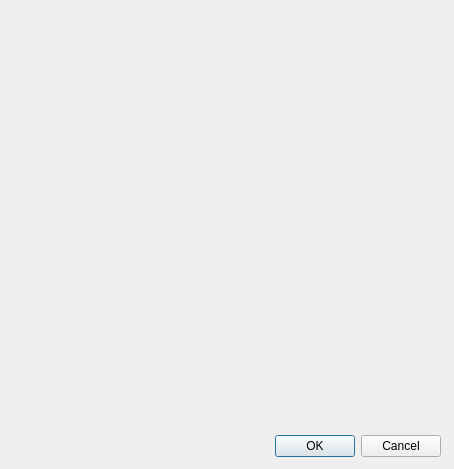
This is Lumberjack_dialog_base.ui in carobrus/lumberjack_qgis_plugin as Qt 5 draws it before an edit. The edited form follows.
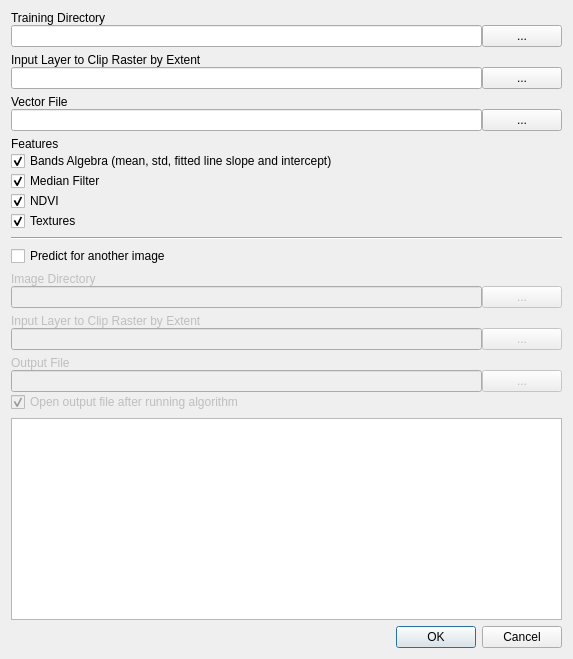
This is the edited form.

Diff of the .ui file:
```diff
--- a/Lumberjack_dialog_base.ui
+++ b/Lumberjack_dialog_base.ui
@@ -6,29 +6,345 @@
    <rect>
     <x>0</x>
     <y>0</y>
-    <width>454</width>
-    <height>469</height>
+    <width>573</width>
+    <height>659</height>
    </rect>
   </property>
+  <property name="minimumSize">
+   <size>
+    <width>454</width>
+    <height>500</height>
+   </size>
+  </property>
+  <property name="maximumSize">
+   <size>
+    <width>16777215</width>
+    <height>1000</height>
+   </size>
+  </property>
   <property name="windowTitle">
    <string>Lumberjack</string>
   </property>
-  <widget class="QDialogButtonBox" name="button_box">
-   <property name="geometry">
-    <rect>
-     <x>10</x>
-     <y>430</y>
-     <width>431</width>
-     <height>32</height>
-    </rect>
-   </property>
-   <property name="orientation">
-    <enum>Qt::Horizontal</enum>
-   </property>
-   <property name="standardButtons">
-    <set>QDialogButtonBox::Cancel|QDialogButtonBox::Ok</set>
-   </property>
-  </widget>
+  <layout class="QGridLayout" name="gridLayout">
+   <item row="4" column="0">
+    <widget class="Line" name="line">
+     <property name="orientation">
+      <enum>Qt::Horizontal</enum>
+     </property>
+    </widget>
+   </item>
+   <item row="3" column="0">
+    <layout class="QVBoxLayout" name="verticalLayout_8" stretch="0,0,0,0,0">
+     <property name="spacing">
+      <number>0</number>
+     </property>
+     <item>
+      <widget class="QLabel" name="label_features">
+       <property name="text">
+        <string>Features</string>
+       </property>
+      </widget>
+     </item>
+     <item>
+      <widget class="QCheckBox" name="checkBox_bandsAlgebra">
+       <property name="text">
+        <string>Bands Algebra (mean, std, fitted line slope and intercept)</string>
+       </property>
+       <property name="checked">
+        <bool>true</bool>
+       </property>
+      </widget>
+     </item>
+     <item>
+      <widget class="QCheckBox" name="checkBox_medianFilter">
+       <property name="text">
+        <string>Median Filter</string>
+       </property>
+       <property name="checked">
+        <bool>true</bool>
+       </property>
+      </widget>
+     </item>
+     <item>
+      <widget class="QCheckBox" name="checkBox_ndvi">
+       <property name="text">
+        <string>NDVI</string>
+       </property>
+       <property name="checked">
+        <bool>true</bool>
+       </property>
+      </widget>
+     </item>
+     <item>
+      <widget class="QCheckBox" name="checkBox_textures">
+       <property name="text">
+        <string>Textures</string>
+       </property>
+       <property name="checked">
+        <bool>true</bool>
+       </property>
+      </widget>
+     </item>
+    </layout>
+   </item>
+   <item row="22" column="0">
+    <layout class="QVBoxLayout" name="verticalLayout_6">
+     <item>
+      <widget class="QDialogButtonBox" name="button_box">
+       <property name="orientation">
+        <enum>Qt::Horizontal</enum>
+       </property>
+       <property name="standardButtons">
+        <set>QDialogButtonBox::Cancel|QDialogButtonBox::Ok</set>
+       </property>
+      </widget>
+     </item>
+    </layout>
+   </item>
+   <item row="2" column="0">
+    <layout class="QVBoxLayout" name="verticalLayout_4">
+     <property name="spacing">
+      <number>0</number>
+     </property>
+     <item>
+      <widget class="QLabel" name="label_vectorFile">
+       <property name="text">
+        <string>Vector File</string>
+       </property>
+      </widget>
+     </item>
+     <item>
+      <layout class="QHBoxLayout" name="horizontalLayout_4">
+       <item>
+        <widget class="QLineEdit" name="lineEdit_vectorFile">
+         <property name="text">
+          <string/>
+         </property>
+        </widget>
+       </item>
+       <item>
+        <widget class="QPushButton" name="pushButton_vectorFile">
+         <property name="text">
+          <string>...</string>
+         </property>
+        </widget>
+       </item>
+      </layout>
+     </item>
+    </layout>
+   </item>
+   <item row="15" column="0">
+    <layout class="QVBoxLayout" name="verticalLayout_5">
+     <property name="spacing">
+      <number>0</number>
+     </property>
+     <item>
+      <widget class="QLabel" name="label_outputFile">
+       <property name="enabled">
+        <bool>false</bool>
+       </property>
+       <property name="text">
+        <string>Output File</string>
+       </property>
+      </widget>
+     </item>
+     <item>
+      <layout class="QHBoxLayout" name="horizontalLayout_5">
+       <item>
+        <widget class="QLineEdit" name="lineEdit_outputFile">
+         <property name="enabled">
+          <bool>false</bool>
+         </property>
+         <property name="text">
+          <string/>
+         </property>
+        </widget>
+       </item>
+       <item>
+        <widget class="QPushButton" name="pushButton_outputFile">
+         <property name="enabled">
+          <bool>false</bool>
+         </property>
+         <property name="text">
+          <string>...</string>
+         </property>
+        </widget>
+       </item>
+      </layout>
+     </item>
+     <item>
+      <widget class="QCheckBox" name="checkBox_addFile">
+       <property name="enabled">
+        <bool>false</bool>
+       </property>
+       <property name="text">
+        <string>Open output file after running algorithm</string>
+       </property>
+       <property name="checked">
+        <bool>true</bool>
+       </property>
+      </widget>
+     </item>
+    </layout>
+   </item>
+   <item row="5" column="0">
+    <widget class="QCheckBox" name="checkBox_prediction">
+     <property name="text">
+      <string>Predict for another image</string>
+     </property>
+    </widget>
+   </item>
+   <item row="1" column="0">
+    <layout class="QVBoxLayout" name="verticalLayout_3">
+     <property name="spacing">
+      <number>0</number>
+     </property>
+     <item>
+      <widget class="QLabel" name="label_inputLayer">
+       <property name="text">
+        <string>Input Layer to Clip Raster by Extent</string>
+       </property>
+      </widget>
+     </item>
+     <item>
+      <layout class="QHBoxLayout" name="horizontalLayout_3">
+       <item>
+        <widget class="QLineEdit" name="lineEdit_inputLayer">
+         <property name="text">
+          <string/>
+         </property>
+        </widget>
+       </item>
+       <item>
+        <widget class="QPushButton" name="pushButton_inputLayer">
+         <property name="text">
+          <string>...</string>
+         </property>
+        </widget>
+       </item>
+      </layout>
+     </item>
+    </layout>
+   </item>
+   <item row="0" column="0">
+    <layout class="QVBoxLayout" name="verticalLayout_2">
+     <property name="spacing">
+      <number>0</number>
+     </property>
+     <item>
+      <widget class="QLabel" name="label_trainingDirectory">
+       <property name="text">
+        <string>Training Directory</string>
+       </property>
+      </widget>
+     </item>
+     <item>
+      <layout class="QHBoxLayout" name="horizontalLayout_2">
+       <item>
+        <widget class="QLineEdit" name="lineEdit_trainingDirectory">
+         <property name="text">
+          <string/>
+         </property>
+        </widget>
+       </item>
+       <item>
+        <widget class="QPushButton" name="pushButton_trainingDirectory">
+         <property name="text">
+          <string>...</string>
+         </property>
+        </widget>
+       </item>
+      </layout>
+     </item>
+    </layout>
+   </item>
+   <item row="16" column="0">
+    <widget class="QPlainTextEdit" name="plainTextEdit">
+     <property name="readOnly">
+      <bool>true</bool>
+     </property>
+    </widget>
+   </item>
+   <item row="8" column="0">
+    <layout class="QVBoxLayout" name="verticalLayout">
+     <property name="spacing">
+      <number>0</number>
+     </property>
+     <item>
+      <widget class="QLabel" name="label_imageDirectory">
+       <property name="enabled">
+        <bool>false</bool>
+       </property>
+       <property name="text">
+        <string>Image Directory</string>
+       </property>
+      </widget>
+     </item>
+     <item>
+      <layout class="QHBoxLayout" name="horizontalLayout">
+       <item>
+        <widget class="QLineEdit" name="lineEdit_predictionDirectoy">
+         <property name="enabled">
+          <bool>false</bool>
+         </property>
+         <property name="clearButtonEnabled">
+          <bool>false</bool>
+         </property>
+        </widget>
+       </item>
+       <item>
+        <widget class="QPushButton" name="pushButton_predictionDirectory">
+         <property name="enabled">
+          <bool>false</bool>
+         </property>
+         <property name="text">
+          <string>...</string>
+         </property>
+        </widget>
+       </item>
+      </layout>
+     </item>
+    </layout>
+   </item>
+   <item row="11" column="0">
+    <layout class="QVBoxLayout" name="verticalLayout_7">
+     <property name="spacing">
+      <number>0</number>
+     </property>
+     <item>
+      <widget class="QLabel" name="label_inputLayerPrediction">
+       <property name="enabled">
+        <bool>false</bool>
+       </property>
+       <property name="text">
+        <string>Input Layer to Clip Raster by Extent</string>
+       </property>
+      </widget>
+     </item>
+     <item>
+      <layout class="QHBoxLayout" name="horizontalLayout_8">
+       <item>
+        <widget class="QLineEdit" name="lineEdit_inputLayerPrediction">
+         <property name="enabled">
+          <bool>false</bool>
+         </property>
+        </widget>
+       </item>
+       <item>
+        <widget class="QPushButton" name="pushButton_inputLayerPrediction">
+         <property name="enabled">
+          <bool>false</bool>
+         </property>
+         <property name="text">
+          <string>...</string>
+         </property>
+        </widget>
+       </item>
+      </layout>
+     </item>
+    </layout>
+   </item>
+  </layout>
  </widget>
  <resources/>
  <connections>
```
